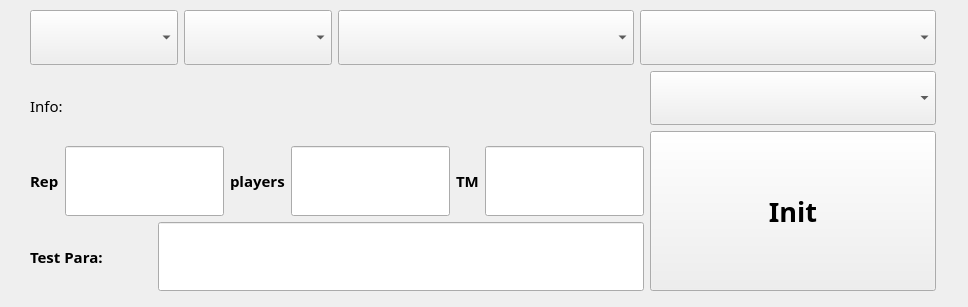
Before: the Qt Designer form ffbe_widget.ui in HyuntaMansei/ffbe, drawn with Qt 5.
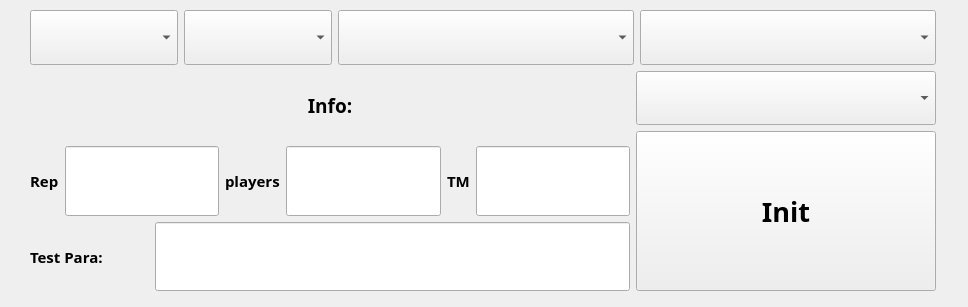
After: the same form once the commit is applied.

```diff
--- a/ffbe_widget.ui
+++ b/ffbe_widget.ui
@@ -141,16 +141,27 @@
      </layout>
     </item>
     <item>
-     <layout class="QHBoxLayout" name="horizontalLayout_8">
+     <layout class="QHBoxLayout" name="horizontalLayout_8" stretch="2,1">
       <item>
        <layout class="QVBoxLayout" name="verticalLayout_2" stretch="1,1,1">
         <item>
          <layout class="QHBoxLayout" name="horizontalLayout_10">
           <item>
-           <widget class="QLabel" name="label_4">
+           <widget class="QLabel" name="lb_info">
+            <property name="font">
+             <font>
+              <family>새굴림</family>
+              <pointsize>14</pointsize>
+              <weight>75</weight>
+              <bold>true</bold>
+             </font>
+            </property>
             <property name="text">
              <string>Info:</string>
             </property>
+            <property name="alignment">
+             <set>Qt::AlignCenter</set>
+            </property>
            </widget>
           </item>
          </layout>
```
